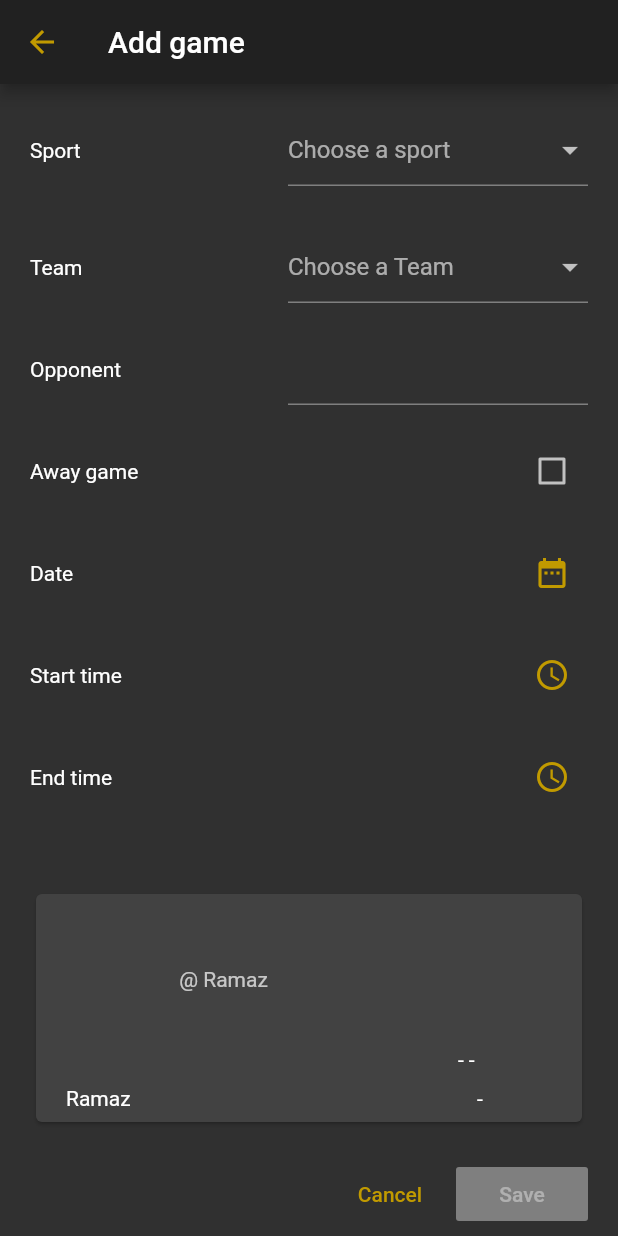
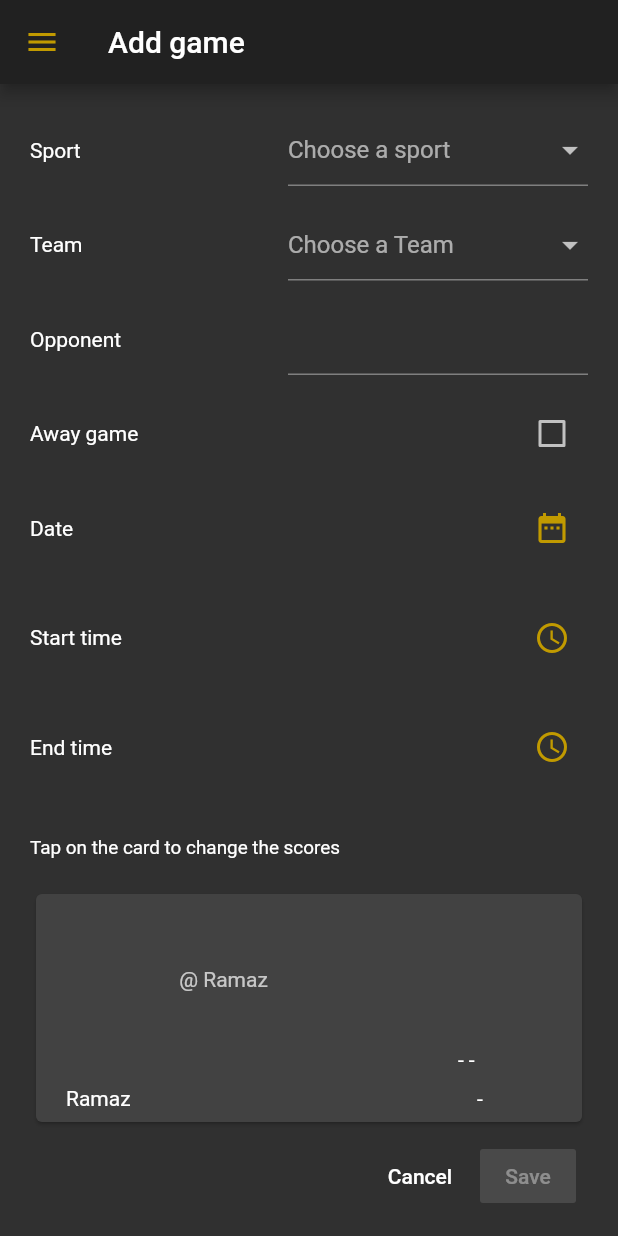
Before and after one commit to Student-Lyf/RamLife, a Flutter app: the SportsBuilder screen opened by its route, on a phone screen of 412 x 824 dp. Run offline on Flutter 3.47's test engine with Material 2 defaults, Android fonts, the phone set to English and light mode, and no system bars; our stand-ins replace cloud_firestore, firebase_auth, firebase_crashlytics, firebase_messaging, flutter_local_notifications, google_sign_in and 1 more; accounts and stored records are empty; project files that could hold a hidden picture were left out.

Commit message:
Cleaned up SportsBuilder

```diff
--- a/lib/src/pages/builders/sports_builder.dart
+++ b/lib/src/pages/builders/sports_builder.dart
@@ -1,18 +1,61 @@
 import "package:flutter/material.dart";
 
 import "package:ramaz/data.dart";
+import "package:ramaz/pages.dart";
 import "package:ramaz/widgets.dart";
 
+/// A list of team names to pick from.
+// TODO: move these into a central location.
 const List<String> teams = [
 	"Boys Varsity basketball",
 	"Girls Varsity volleyball",
 	"(other teams)"
 ];
 
+/// A row in a form.
+///
+/// Displays a title or header on the left, and a picker on the right.
 class FormRow extends StatelessWidget {
-	final Widget a, b;
-	final bool spaced;
-	const FormRow(this.a, this.b, {this.spaced = false});
+	/// The title to show.
+	final String title;
+
+	/// The picker for user input.
+	final Widget picker;
+
+	/// Whether to constrict [picker]'s size.
+	final bool sized;
+
+	final bool moreSpace;
+
+	/// Creates a row in a form.
+	const FormRow(this.title, this.picker, {this.sized = false}) :
+		moreSpace = false;
+
+	/// A [FormRow] where the right side is represented by an [Icon]
+	///
+	/// When [value] is null, [whenNull] is displayed. Otherwise, [value] is
+	/// displayed in a [Text] widget. Both widgets, when tapped, call
+	/// [setNewValue].
+	FormRow.editable({
+		@required this.title,
+		@required String value,
+		@required VoidCallback setNewValue,
+		@required IconData whenNull,
+	}) :
+		sized = false,
+		moreSpace = true,
+		picker = value == null
+			? IconButton(
+				icon: Icon(whenNull),
+				onPressed: setNewValue
+			)
+			: InkWell(
+				onTap: setNewValue,
+				child: Text(
+					value,
+					style: TextStyle(color: Colors.blue),
+				),
+			);
 
 	@override
 	Widget build(BuildContext context) => Column(
@@ -20,68 +63,74 @@ class FormRow extends StatelessWidget {
 			Row(
 				mainAxisAlignment: MainAxisAlignment.spaceEvenly,
 				children: [
-					a,
+					Text(title),
 					const Spacer(),
-					if (spaced) SizedBox(width: 200, child: b)
-					else b
+					if (sized) Container(
+						constraints: const BoxConstraints(
+							maxWidth: 200,
+							maxHeight: 75,
+						),
+						child: picker,
+					)
+					else picker
 				]
 			),
-			const SizedBox(height: 20),
+			SizedBox(height: moreSpace ? 25 : 15),
 		]
 	);
 }
 
-class EditableField extends StatelessWidget {
-	final String label;
-	final String value;
-	final IconData whenNull;
-	final void Function() setNewValue;
-
-	const EditableField({
-		@required this.label,
-		@required this.value,
-		@required this.whenNull,
-		@required this.setNewValue
-	});
-
-	@override
-	Widget build(BuildContext context) => FormRow(
-		Text(label),
-		value == null
-			? IconButton(
-				icon: Icon(whenNull),
-				onPressed: setNewValue
-			)
-		: InkWell(
-			onTap: setNewValue,
-			child: Text(
-				value,
-				style: TextStyle(color: Colors.blue),
-			),
-		)
-	);
-}
-
+/// A page to create a Sports game.
 class SportsBuilder extends StatefulWidget {
 	@override
 	SportBuilderState createState() => SportBuilderState();
 }
 
+/// The state for a [SportsBuilder].
+///
+/// Needed to keep [opponentController] intact.
+/// TODO: convert this into a ViewModel.
 class SportBuilderState extends State<SportsBuilder> {
+	/// The controller for the [TextField] for the opponent's team name.
 	final TextEditingController opponentController = TextEditingController();
 
+	/// The scores for this game.
+	/// TODO: Make this editable
 	Scores scores;
+
+	/// The type of sport being played.
 	Sport sport;
 
+	/// The date this game is being played.
 	DateTime date;
-	TimeOfDay start, end;
 
+	/// The time the game starts.
+	///
+	/// This needs to be a [TimeOfDay] since [showTimePicker] works with those.
+	/// See [getTime] for converting a [TimeOfDay] into a [Time].
+
+	TimeOfDay start;
+
+	/// The time the day ends.
+	///
+	/// This needs to be a [TimeOfDay] since [showTimePicker] works with those.
+	/// See [getTime] for converting a [TimeOfDay] into a [Time].
+	TimeOfDay end;
+
+	/// The Ramaz team playing.
 	String team;
+
+	/// Whether this game is being played at home or away.
 	bool away = false;
 
+	/// Converts a [TimeOfDay] into a [Time].
+	///
+	/// This is useful for converting the output of [showTimePicker] into a
+	/// [Range] for [SportsGame.times].
 	Time getTime(TimeOfDay time) => time == null
 		? null : Time(time.hour, time.minute);
 
+	/// Whether this game is ready to submit.
 	bool get ready => sport != null &&
 		team != null &&
 		away != null &&
@@ -90,6 +139,7 @@ class SportBuilderState extends State<SportsBuilder> {
 		end != null &&
 		opponentController.text.isNotEmpty;
 
+	/// The game being created.
 	SportsGame get game => SportsGame(
 		date: date,
 		home: !away,
@@ -100,6 +150,9 @@ class SportBuilderState extends State<SportsBuilder> {
 		scores: scores,
 	);
 
+	/// Sets [date] to a date selected by the user.
+	///
+	/// This needs to be written this way to avoid async problems with `setState`.
 	Future<void> setDate() async {
 		final DateTime selected = await showDatePicker(
 			firstDate: DateTime(2019, 09, 01),
@@ -112,15 +165,14 @@ class SportBuilderState extends State<SportsBuilder> {
 
 	@override
 	Widget build(BuildContext context) => Scaffold(
-		appBar: AppBar(
-			title: const Text("Add game"),
-		),
+		appBar: AppBar(title: const Text("Add game")),
+		drawer: NavigationDrawer(),
 		body: Form(
 			child: ListView(
 				padding: const EdgeInsets.all(20),
 				children: [
 					FormRow(
-						const Text("Sport"),
+						"Sport",
 						DropdownButtonFormField<Sport>(
 							hint: const Text("Choose a sport"),
 							value: sport,
@@ -133,11 +185,10 @@ class SportBuilderState extends State<SportsBuilder> {
 									)
 							],
 						),
-						spaced: true,
+						sized: true,
 					),
-					const SizedBox(height: 10),
 					FormRow(
-						const Text("Team"),
+						"Team",
 						DropdownButtonFormField<String>(
 							itemHeight: 70,
 							hint: const Text("Choose a Team"),
@@ -153,42 +204,42 @@ class SportBuilderState extends State<SportsBuilder> {
 										width: 150,
 										child: Row(
 											mainAxisSize: MainAxisSize.min,
-											children: [
+											children: const [
 												Icon(Icons.add),
-												const SizedBox(width: 10),
-												const Text("Add team"),
+												SizedBox(width: 10),
+												Text("Add team"),
 											]
 										)
 									)
 								)
 							]
 						),
-						spaced: true,
+						sized: true,
 					),
 					FormRow(
-						const Text("Opponent"),
+						"Opponent",
 						TextField(
 							controller: opponentController,
 							onChanged: (_) => setState(() {}),
 						),
-						spaced: true,
+						sized: true,
 					),
 					FormRow(
-						const Text("Away game"),
+						"Away game",
 						Checkbox(
 							onChanged: (bool value) => setState(() => away = value),
 							value: away,
 						),
 					),
-					EditableField(
-						label: "Date",
+					FormRow.editable(
+						title: "Date",
 						value: date == null ? null
 							: "${date.month}-${date.day}-${date.year}",
 						whenNull: Icons.date_range,
 						setNewValue: setDate,
 					),
-					EditableField(
-						label: "Start time",
+					FormRow.editable(
+						title: "Start time",
 						value: start?.format(context),
 						whenNull: Icons.access_time,
 						setNewValue: () async {
@@ -199,8 +250,8 @@ class SportBuilderState extends State<SportsBuilder> {
 							setState(() => start = newTime);
 						},
 					),
-					EditableField(
-						label: "End time",
+					FormRow.editable(
+						title: "End time",
 						value: end?.format(context),
 						whenNull: Icons.access_time,
 						setNewValue: () async {
@@ -211,14 +262,16 @@ class SportBuilderState extends State<SportsBuilder> {
 							setState(() => end = newTime);
 						},
 					),
-					const SizedBox(height: 30),
+					const SizedBox(height: 10),
+					const Text("Tap on the card to change the scores", textScaleFactor: 0.9),
+					const SizedBox(height: 20),
 					SportsTile(
 						game,
-						updateScores: (Scores value) => setState(() => scores = value)
+						updateScores: (Scores value) => setState(
+							() => scores = value ?? game.scores
+						)
 					),
-					const SizedBox(height: 20),
-					Row(
-						mainAxisAlignment: MainAxisAlignment.end,
+					ButtonBar(
 						children: [
 							FlatButton(
 								onPressed: () => Navigator.of(context).pop(),
--- a/lib/src/widgets/generic/icons.dart
+++ b/lib/src/widgets/generic/icons.dart
@@ -7,43 +7,26 @@ import "../images/loading_image.dart";
 
 /// A collection of icons for sports.
 ///
-/// These can be used for sports games.
+/// These icons are Strings so that the background color of the icon can be
+/// determined in the `build` method.
 class SportsIcons {
 	/// A baseball icon.
-	static const Widget baseball = CircleAvatar (
-		backgroundImage: AssetImage ("images/icons/baseball.png"),
-		backgroundColor: Colors.white
-	);
+	static const ImageProvider baseball = AssetImage("images/icons/baseball.png");
 
 	/// A basketball icon.
-	static const Widget basketball = CircleAvatar (
-		backgroundImage: AssetImage ("images/icons/basketball.png"),
-		backgroundColor: Colors.white
-	);
+	static const ImageProvider basketball = AssetImage("images/icons/basketball.png");
 
 	/// A hockey icon.
-	static const Widget hockey = CircleAvatar (
-		backgroundImage: AssetImage ("images/icons/hockey.png"),
-		backgroundColor: Colors.white
-	);
+	static const ImageProvider hockey = AssetImage("images/icons/hockey.png");
 
 	/// A soccer icon.
-	static const Widget soccer = CircleAvatar (
-		backgroundImage: AssetImage ("images/icons/soccer.png"),
-		backgroundColor: Colors.white
-	);
+	static const ImageProvider soccer = AssetImage("images/icons/soccer.png");
 
 	/// A tennis icon.
-	static final Widget tennis = CircleAvatar (
-		backgroundColor: Colors.white,
-		child: Image.asset ("images/icons/tennis.png"),
-	);
+	static const ImageProvider tennis = AssetImage("images/icons/tennis.png");
 
 	/// A volleyball icon.
-	static const Widget volleyball = CircleAvatar (
-		backgroundImage: AssetImage ("images/icons/volleyball.png"),
-		backgroundColor: Colors.white
-	);
+	static const ImageProvider volleyball = AssetImage("images/icons/volleyball.png");
 }
 
 /// Brand logos used throughout the app.
```
